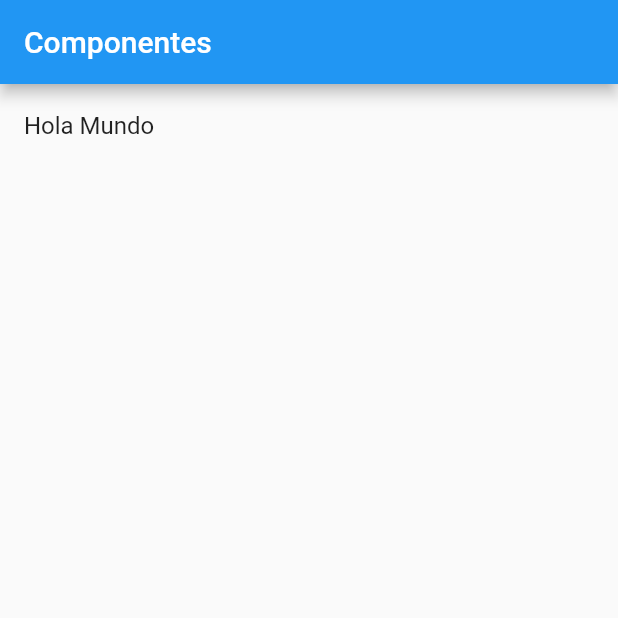
After one commit to Yaniel21/flutter, a Flutter app: the screen it shows after launch, on a phone screen of 412 x 824 dp, the top half of it. The commit adds this screen. Run offline on Flutter 3.47's test engine with Material 2 defaults, Android fonts, the phone set to English and light mode, and no system bars.

Commit message:
home Page

```diff
--- a/componentes/lib/main.dart
+++ b/componentes/lib/main.dart
@@ -1,6 +1,6 @@
+import 'package:componentes/src/pages/home_page.dart';
 import 'package:flutter/material.dart';
 
-import 'src/pages/home_temp.dart';
 
 void main() => runApp(MyApp());
 
@@ -10,7 +10,7 @@ class MyApp extends StatelessWidget {
     return MaterialApp(
       title: 'Material App',
       debugShowCheckedModeBanner: false,
-      home: HomePageTemp()
+      home: HomePage()
     );
   }
 }
--- /dev/null
+++ b/componentes/lib/src/pages/home_page.dart
@@ -0,0 +1,27 @@
+import 'package:flutter/material.dart';
+
+class HomePage extends StatelessWidget {
+  @override
+  Widget build(BuildContext context) {
+    return Scaffold(
+      appBar: AppBar(
+        title: Text('Componentes'),
+      ),
+      body: _lista(),
+    );
+  }
+
+  Widget _lista() {
+    return ListView(
+      children: _listaItems(),
+    );
+  }
+
+  List<Widget> _listaItems() {
+    return [
+      ListTile(
+        title: Text('Hola Mundo'),
+      )
+    ];
+  }
+}
```
